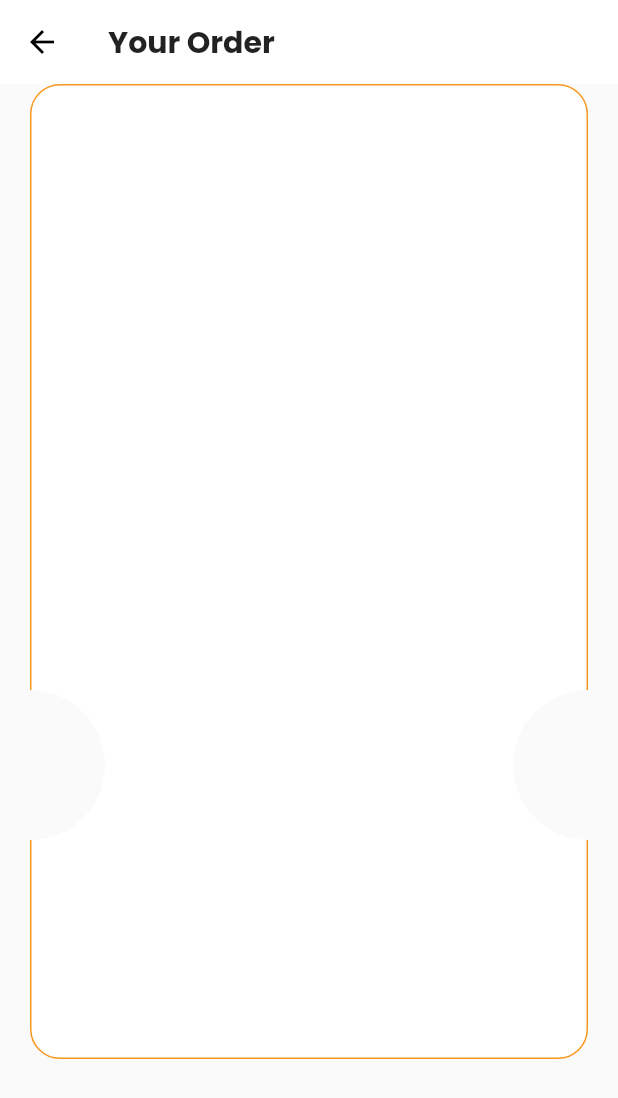
After one commit to radutta/DineReelMobileApp, a Flutter app: the UserProfilePage screen opened directly, after a tap on "Show all", on a phone screen of 412 x 824 dp. The commit adds this screen. Shown: the top 1098 px of the screen. Run offline on Flutter 3.47's test engine with Material 2 defaults, Android fonts, the phone set to English and light mode, and no system bars; our stand-ins replace bloc, carousel_slider, easy_localization, flutter_bloc, flutter_svg, google_fonts and 5 more; missing offline and left inert: qr_code_scanner; network calls fail.

Commit message:
working on order feature

```diff
--- a/lib/src/features/menu/screens/menu_page.dart
+++ b/lib/src/features/menu/screens/menu_page.dart
@@ -1,13 +1,10 @@
 import 'package:dinereel/src/features/menu/widgets/category_filter_bottomsheet.dart';
-
 import 'package:easy_localization/easy_localization.dart';
 import 'package:flutter/material.dart';
 import 'package:flutter_bloc/flutter_bloc.dart';
-
 import '../../../common_widgets/bottom_navigation_bar.dart';
 import '../../../cubit/cubit/navigationcontroller_cubit.dart';
 import '../../../themes/colors.dart';
-// import '../../auth/screens/home_page.dart';
 import '../../user/screens/user_profile_page.dart';
 import '../widgets/banner_widget.dart';
 import '../widgets/highlightlist_widget.dart';
--- /dev/null
+++ b/lib/src/features/menu/widgets/semi_circle_clipper.dart
@@ -0,0 +1,52 @@
+import 'package:flutter/material.dart';
+
+class SemiCircleClipper extends CustomClipper<Path> {
+  final double holeRadius;
+  final double bottom;
+
+  SemiCircleClipper({required this.holeRadius, required this.bottom});
+
+  @override
+  Path getClip(Size size) {
+    final path = Path()
+      ..moveTo(0, 0)
+      ..lineTo(0.0, size.height - bottom - holeRadius)
+      ..arcToPoint(
+        Offset(0, size.height - bottom),
+        clockwise: true,
+        radius: const Radius.circular(1),
+      )
+      ..lineTo(0.0, size.height)
+      ..lineTo(size.width, size.height)
+      ..lineTo(size.width, size.height - bottom)
+      ..arcToPoint(
+        Offset(size.width, size.height - bottom - holeRadius),
+        clockwise: true,
+        radius: const Radius.circular(1),
+      );
+
+    path.lineTo(size.width, 0.0);
+
+    path.close();
+    return path;
+  }
+
+  @override
+  bool shouldReclip(SemiCircleClipper oldClipper) => true;
+}
+
+class SemicirclePainter extends CustomPainter {
+  final Color color;
+
+  SemicirclePainter(this.color);
+
+  @override
+  void paint(Canvas canvas, Size size) {
+    final path = SemiCircleClipper(bottom: 146, holeRadius: 100).getClip(size);
+    final paint = Paint()..color = color;
+    canvas.drawPath(path, paint);
+  }
+
+  @override
+  bool shouldRepaint(CustomPainter oldDelegate) => false;
+}
--- /dev/null
+++ b/lib/src/features/order/screens/your_order_page.dart
@@ -0,0 +1,41 @@
+import 'package:dinereel/src/themes/colors.dart';
+import 'package:flutter/material.dart';
+
+import '../../menu/widgets/semi_circle_clipper.dart';
+
+class YourOrderPage extends StatelessWidget {
+  const YourOrderPage({super.key});
+
+  @override
+  Widget build(BuildContext context) {
+    return Scaffold(
+      appBar: AppBar(
+        elevation: 0,
+        backgroundColor: AppColors.white,
+        leading: const Icon(
+          Icons.arrow_back,
+          color: AppColors.black,
+        ),
+        title:
+            Text('Your Order', style: Theme.of(context).textTheme.titleMedium),
+      ),
+      body: Padding(
+        padding: const EdgeInsets.symmetric(horizontal: 20),
+        child: Column(
+          children: [
+            ClipPath(
+              clipper: SemiCircleClipper(bottom: 146, holeRadius: 100),
+              child: Container(
+                decoration: BoxDecoration(
+                    color: AppColors.white,
+                    borderRadius: BorderRadius.circular(20),
+                    border: Border.all(color: AppColors.primaryGradientDeep)),
+                height: 650,
+              ),
+            )
+          ],
+        ),
+      ),
+    );
+  }
+}
--- a/lib/src/features/user/widgets/recent_order_widget.dart
+++ b/lib/src/features/user/widgets/recent_order_widget.dart
@@ -1,3 +1,4 @@
+import 'package:dinereel/src/features/order/screens/your_order_page.dart';
 import 'package:dinereel/src/features/user/screens/recent_order_details.dart';
 import 'package:flutter/material.dart';
 
@@ -20,9 +21,15 @@ class RecentOrderWidget extends StatelessWidget {
                 'Recent orders',
                 style: Theme.of(context).textTheme.titleMedium,
               ),
-              Text(
-                'Show all',
-                style: Theme.of(context).textTheme.bodySmall,
+              GestureDetector(
+                onTap: () {
+                  Navigator.of(context)
+                      .push(Routes().createRouteUp(const YourOrderPage()));
+                },
+                child: Text(
+                  'Show all',
+                  style: Theme.of(context).textTheme.bodySmall,
+                ),
               )
             ],
           ),
```
Also changed, not shown: lib/src/features/menu/screens/item_detials_page.dart (+0 -14 lines), lib/src/features/menu/widgets/view_order_widget.dart (added, +80 -0 lines).
